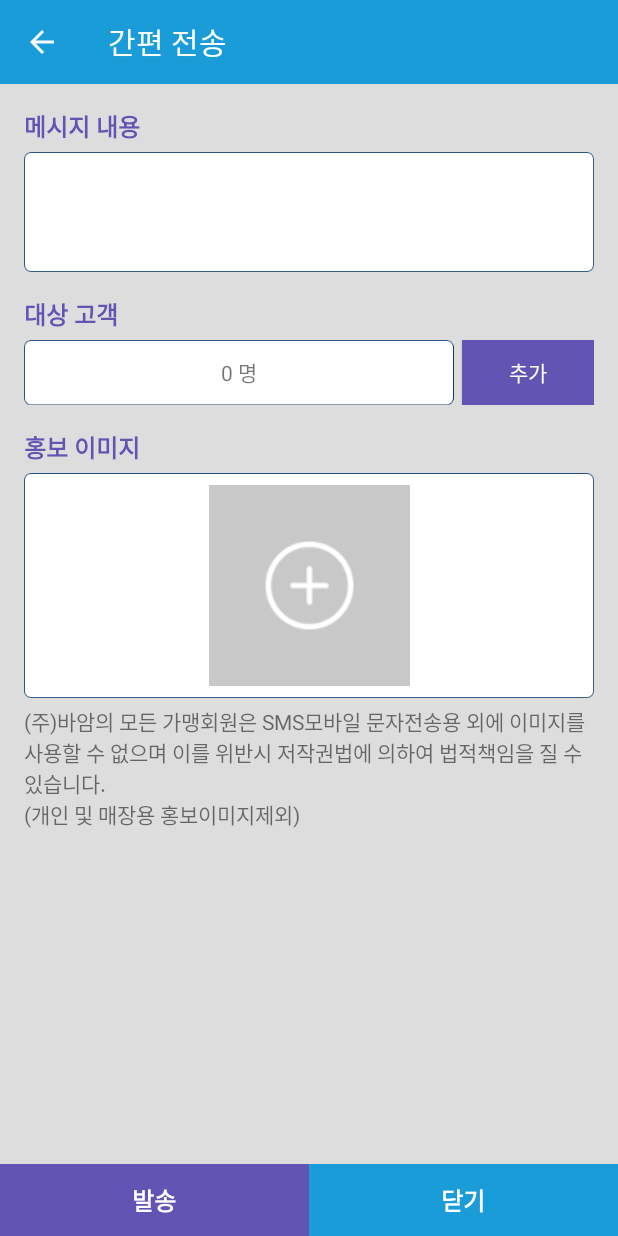
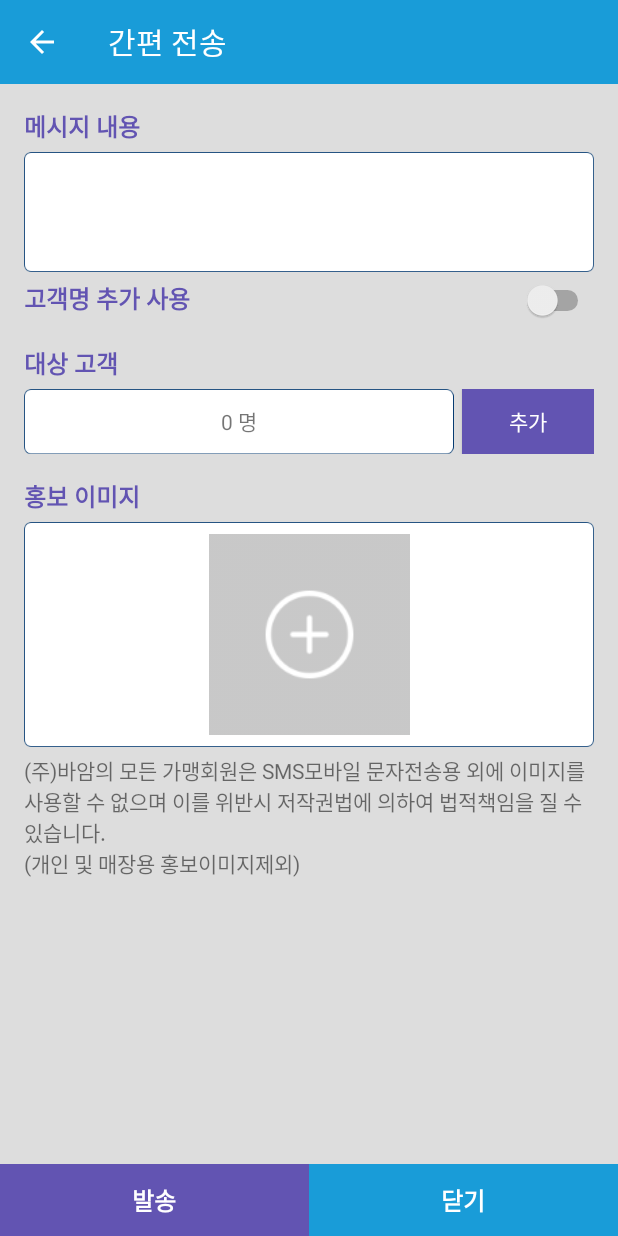
Before and after one commit to junhwanu/beple, an Android app: the DirectMmsViewActivity screen opened directly, with no data from a screen before it, on a phone screen of 412 x 824 dp. Run offline under Robolectric (Android 15) with nearby library versions, the phone set to English and light mode, and no system bars; libraries missing offline, so code that uses them is left out: cn.pedant, com.felipecsl.gifimageview; plain views replace GifImageView; 4 statements that could not run were skipped.

Commit message:
gif image view 리스트에서 꺼지는 버그 문자 발송 안되는 버그 수정 이름 추가하여 발송하는 기능 추가(간편메시지 발송에만)

```diff
--- a/app/src/main/java/kr/co/bsmsoft/beple_shop/DirectMmsViewActivity.java
+++ b/app/src/main/java/kr/co/bsmsoft/beple_shop/DirectMmsViewActivity.java
@@ -23,8 +23,10 @@ import android.view.MenuItem;
 import android.view.View;
 import android.widget.AdapterView;
 import android.widget.Button;
+import android.widget.CompoundButton;
 import android.widget.EditText;
 import android.widget.GridView;
+import android.widget.Switch;
 import android.widget.TextView;
 
 import org.json.JSONException;
@@ -57,8 +59,10 @@ public class DirectMmsViewActivity extends AppCompatActivity implements NetDefin
     private PhotoGridViewAdapter adapter;
     private EditText editMessage;
     private TextView txtCount;
+    private Switch swUseName;
+    private Boolean useName;
 
-    private Button btnSend, btnClose, btnAddPhone;
+    private Button btnSend, btnClose, btnAddPhone, btnAddName;
     private int selectedPhoto = 0;
     private ArrayList<String> images;
     private String msgBody;
@@ -104,7 +108,7 @@ public class DirectMmsViewActivity extends AppCompatActivity implements NetDefin
                     for(CustomerModel item : phoneList) {
                         Log.i(TAG, "customer : " + item.getPhone());
                     }
-                    messageManager = new MessageManager(msgBody, phoneList, false, images, DirectMmsViewActivity.this);
+                    messageManager = new MessageManager(msgBody, phoneList, useName, images, DirectMmsViewActivity.this);
                     messageManager.mCallbacks = DirectMmsViewActivity.this;
                     messageManager.execute();
                     break;
@@ -213,11 +217,24 @@ public class DirectMmsViewActivity extends AppCompatActivity implements NetDefin
         btnSend = (Button)findViewById(R.id.btnSend);
         btnClose = (Button)findViewById(R.id.btnClose);
         btnAddPhone = (Button)findViewById(R.id.btnAddPhone);
+        btnAddName = (Button)findViewById(R.id.btnAddName);
         txtCount = (TextView)findViewById(R.id.txtCount);
+        swUseName = (Switch) findViewById(R.id.swUseName);
 
         btnSend.setOnClickListener(this);
         btnClose.setOnClickListener(this);
         btnAddPhone.setOnClickListener(this);
+        btnAddName.setOnClickListener(this);
+        btnAddName.setVisibility(View.INVISIBLE);
+        swUseName.setOnCheckedChangeListener(new CompoundButton.OnCheckedChangeListener() {
+            @Override
+            public void onCheckedChanged(CompoundButton buttonView, boolean isChecked) {
+                useName = isChecked;
+                if(isChecked) btnAddName.setVisibility(View.VISIBLE);
+                else btnAddName.setVisibility(View.INVISIBLE);
+                Log.i(TAG, "swUseName isChecked : " + isChecked);
+            }
+        });
 
         setGridAdapter();
 
@@ -578,8 +595,15 @@ public class DirectMmsViewActivity extends AppCompatActivity implements NetDefin
             Intent i = new Intent(this, AddPhoneNumberActivity.class);
             i.putExtra(KEY_CUSTOMER_LIST, phoneList);
             startActivityForResult(i, REQUEST_CODE_PHONE_LIST_ACTIVITY);
+        }else if (view.getId() == R.id.btnAddName) {
+            try {
+                int curStart = editMessage.getSelectionStart();
+                int curEnd = editMessage.getSelectionEnd();
+                editMessage.getText().replace(Math.min(curStart, curEnd), Math.max(curStart, curEnd), getString(R.string.str_name), 0, getString(R.string.str_name).length());
+            }catch (Exception e) {
+                e.printStackTrace();
+            }
         }
-
     }
 
     @Override
--- a/app/src/main/java/kr/co/bsmsoft/beple_shop/adapter/PhotoGridViewAdapter.java
+++ b/app/src/main/java/kr/co/bsmsoft/beple_shop/adapter/PhotoGridViewAdapter.java
@@ -101,7 +101,6 @@ public class PhotoGridViewAdapter extends ArrayAdapter<ImageModel> implements Ne
 
             holder = (ViewHolder) v.getTag();
             imageView = holder.imgPhoto;
-            imageView.clear();
         }
 
         if (item.getFileUrl() != null) {
--- a/app/src/main/res/layout/activity_direct_mms_view.xml
+++ b/app/src/main/res/layout/activity_direct_mms_view.xml
@@ -26,14 +26,33 @@
             android:layout_margin="16dp"
             android:orientation="vertical">
 
-            <TextView
+            <RelativeLayout
                 android:layout_width="match_parent"
                 android:layout_height="wrap_content"
-                android:textSize="16dp"
-                android:textStyle="bold"
-                android:textColor="@color/ColorAccent"
-                android:layout_marginBottom="5dp"
-                android:text="메시지 내용"/>
+                android:gravity="center_vertical"
+                android:orientation="horizontal">
+
+                <TextView
+                    android:layout_width="wrap_content"
+                    android:layout_height="wrap_content"
+                    android:layout_alignParentLeft="true"
+                    android:textSize="16dp"
+                    android:textStyle="bold"
+                    android:textColor="@color/ColorAccent"
+                    android:layout_marginBottom="5dp"
+                    android:text="메시지 내용"/>
+
+                <Button
+                    android:id="@+id/btnAddName"
+                    android:layout_width="wrap_content"
+                    android:layout_height="wrap_content"
+                    android:layout_alignParentRight="true"
+                    android:background="@color/ColorAccent"
+                    android:minHeight="0dp"
+                    android:textColor="#ffffff"
+                    android:text="현재 위치에 고객명 추가"/>
+
+            </RelativeLayout>
 
             <EditText
                 android:id="@+id/editMessage"
@@ -42,6 +61,30 @@
                 android:textSize="14dp"
                 android:padding="10dp"
                 android:background="@drawable/text_form"/>
+
+            <RelativeLayout
+                android:layout_marginTop="5dp"
+                android:layout_width="match_parent"
+                android:layout_height="wrap_content"
+                android:gravity="center_vertical"
+                android:orientation="horizontal">
+
+                <TextView
+                    android:layout_alignParentLeft="true"
+                    android:layout_width="wrap_content"
+                    android:layout_height="wrap_content"
+                    android:textSize="16dp"
+                    android:textStyle="bold"
+                    android:textColor="@color/ColorAccent"
+                    android:text="고객명 추가 사용"/>
+
+                <Switch
+                    android:layout_alignParentRight="true"
+                    android:layout_width="wrap_content"
+                    android:layout_height="wrap_content"
+                    android:id="@+id/swUseName"/>
+
+            </RelativeLayout>
 
             <TextView
                 android:layout_width="match_parent"
--- a/app/src/main/res/values/strings.xml
+++ b/app/src/main/res/values/strings.xml
@@ -81,4 +81,9 @@
     <string name="lotto_event_description">"로또 이벤트 발송은 가맹점 관리자 웹에서 생성한 로또 이벤트를 스마트폰의 MMS을 이용하여 보내는 기능입니다. 설정하신 문자 내용과 홍보 이미지를 함께 전송할 수 있습니다."</string>
     <string name="sms_event_description">"문자 이벤트 발송은 가맹점 관리자 웹에서 생성한 문자 보내기 작업을 스마트폰의 MMS을 이용하여 보내는 기능입니다. 설정하신 문자 내용과 홍보 이미지를 함께 전송할 수 있습니다."</string>
     <string name="customer_list_header">문자 메세지를 받을 고객 목록 입니다.</string>
+
+    <string name="str_name">[이름]</string>
+
+    <string name="str_lotto_header">[ 000회차 로또 발행 번호입니다. 추첨일 : yyyy/mm/dd ]\n</string>
+    <string name="str_lotto_tail">[ 로또식 경품응모권 사용안내 : 본 경품응모권은 복권이 아니며, 경품 이벤트를 위한 공정한 추첨방식으로 활용되는 추첨용입니다. 상세내용 링크 : url ]</string>
 </resources>
```
Also changed, not shown: app/src/main/java/kr/co/bsmsoft/beple_shop/mms/MessageManager.java (+25 -6 lines).
